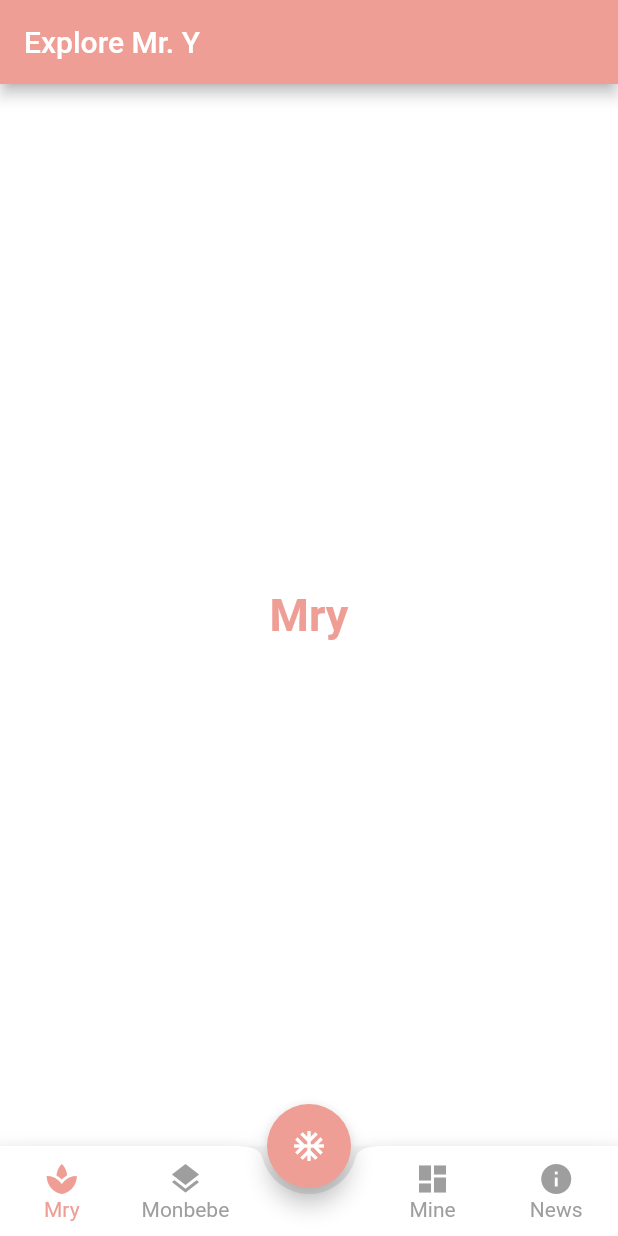
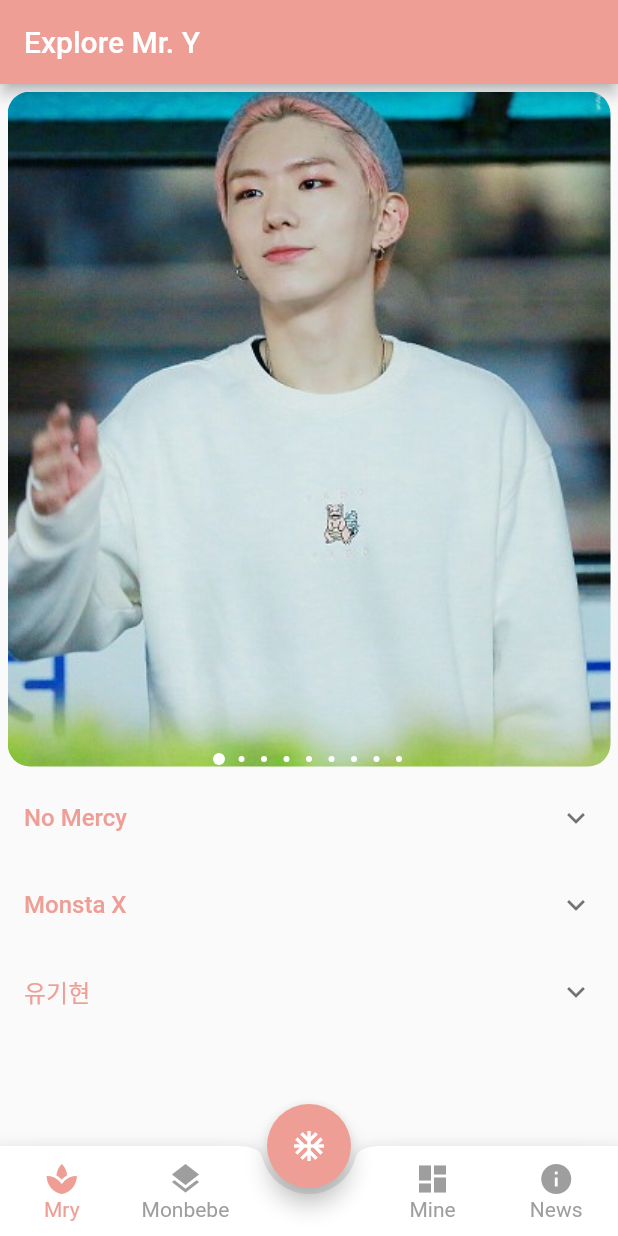
Before and after one commit to retnops/Mry, a Flutter app: the screen it shows after launch, after a tap on "Sign In", on a phone screen of 412 x 824 dp. Run offline on Flutter 3.47's test engine with Material 2 defaults, Android fonts, the phone set to English and light mode, and no system bars; drawn by our look-alikes of carousel_pro.

Commit message:
Add Kihyun's Photo

```diff
--- a/lib/main_tab/mry.dart
+++ b/lib/main_tab/mry.dart
@@ -1,4 +1,5 @@
 import 'package:flutter/material.dart';
+import 'package:carousel_pro/carousel_pro.dart';
 
 //TAB 1//
 class Mry extends StatefulWidget {
@@ -9,24 +10,95 @@ class Mry extends StatefulWidget {
 class _MryState extends State<Mry> {
   @override
   Widget build(BuildContext context) {
-    return new MaterialApp(
-      home: Scaffold(
-        appBar: AppBar(backgroundColor: Color(0xFFFEE9E95), title: const Text("Explore Mr. Y")),
+    return new Scaffold(
+        appBar: AppBar(
+            backgroundColor: Color(0xFFFEE9E95),
+            title: const Text("Explore Mr. Y")),
         //backgroundColor: Colors.white,
-        body: Container(
-          child: new Container(
-              color: Colors.white,
-              child: Center(
-                child: Text(
-                  "Mry",
-                  style: TextStyle(
-                      fontSize: 30.0,
-                      fontWeight: FontWeight.w700,
-                      color: Color(0xFFFEE9E95)),
-                ),
-              )),
-        ),
-      ),
-    );
+        body: new SingleChildScrollView(
+          child: new Column(
+            crossAxisAlignment: CrossAxisAlignment.center,
+            children: <Widget>[
+              new Column(
+                children: <Widget>[
+                  Container(
+                      margin: EdgeInsets.all(5.0),
+                      height: 450.0,
+                      child: new Carousel(
+                        borderRadius: true, radius: Radius.circular(15),
+                        dotSize: 4.0,
+                        dotSpacing: 15.0,
+                        dotColor: Colors.white,
+                        indicatorBgPadding: 1.0,
+                        dotBgColor: Colors.black.withOpacity(0.001),
+                        images: [
+                          new AssetImage('assets/mry1.jpg'),
+                          new AssetImage('assets/mry2.jpg'),
+                          new AssetImage('assets/mry3.jpg'),
+                          new AssetImage('assets/mry4.jpg'),
+                          new AssetImage('assets/mry5.jpg'),
+                          new AssetImage('assets/mry6.jpg'),
+                          new AssetImage('assets/mry7.jpg'),
+                          new AssetImage('assets/mry8.jpg'),
+                          new AssetImage('assets/mry9.jpg'),
+                        ],
+                      ))
+                ],
+              ),
+              new Column(
+                children: <Widget>[
+                  new ExpansionTile(
+                    title: new Text(
+                      'No Mercy',
+                      style: TextStyle(
+                          color: Color(0xFFFEE9E95),
+                          fontWeight: FontWeight.w500),
+                    ),
+                    children: <Widget>[
+                      ListTile(
+                        title: Text(
+                          'Yoo Ki-hyun, (Hangul: 유기현; born November 22, 1993) better known as Kihyun, is a South Korean singer and dancer. He is the main vocalist of South Korean boy band Monsta X, which debuted under Starship Entertainment in 2015 through Mnet survival show, No. Mercy.',
+                          style: TextStyle(fontSize: 12.0),
+                        ),
+                      )
+                    ],
+                  ),
+                  new ExpansionTile(
+                    title: new Text(
+                      'Monsta X',
+                      style: TextStyle(
+                          color: Color(0xFFFEE9E95),
+                          fontWeight: FontWeight.w500),
+                    ),
+                    children: <Widget>[
+                      ListTile(
+                        title: Text(
+                          'Yoo Ki-hyun, (Hangul: 유기현; born November 22, 1993) better known as Kihyun, is a South Korean singer and dancer. He is the main vocalist of South Korean boy band Monsta X, which debuted under Starship Entertainment in 2015 through Mnet survival show, No. Mercy.',
+                          style: TextStyle(fontSize: 12.0),
+                        ),
+                      )
+                    ],
+                  ),
+                  new ExpansionTile(
+                    title: new Text(
+                      '유기현',
+                      style: TextStyle(
+                          color: Color(0xFFFEE9E95),
+                          fontWeight: FontWeight.w500),
+                    ),
+                    children: <Widget>[
+                      ListTile(
+                        title: Text(
+                          'Yoo Ki-hyun, (Hangul: 유기현; born November 22, 1993) better known as Kihyun, is a South Korean singer and dancer. He is the main vocalist of South Korean boy band Monsta X, which debuted under Starship Entertainment in 2015 through Mnet survival show, No. Mercy.',
+                          style: TextStyle(fontSize: 12.0),
+                        ),
+                      )
+                    ],
+                  )
+                ],
+              )
+            ],
+          ),
+        ));
   }
 }
```
Also changed, not shown: pubspec.yaml (+11 -0 lines), assets/mry1.jpg (added), assets/mry2.jpg (added), assets/mry3.jpg (added), assets/mry4.jpg (added), assets/mry5.jpg (added), assets/mry6.jpg (added), assets/mry7.jpg (added), assets/mry8.jpg (added), assets/mry9.jpg (added).
